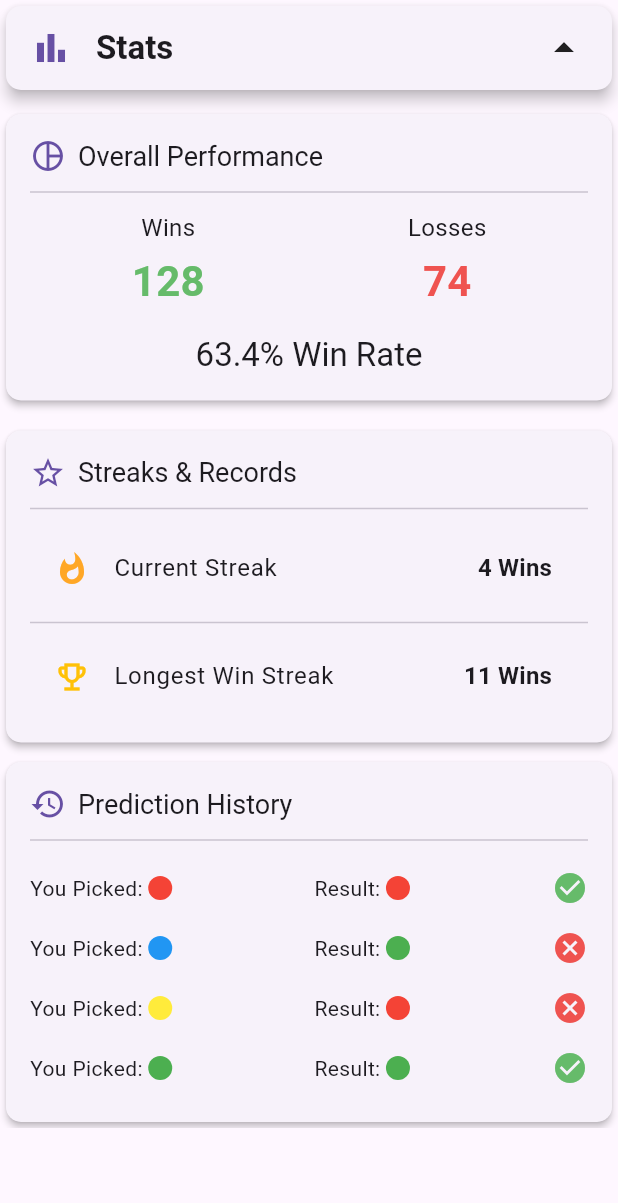
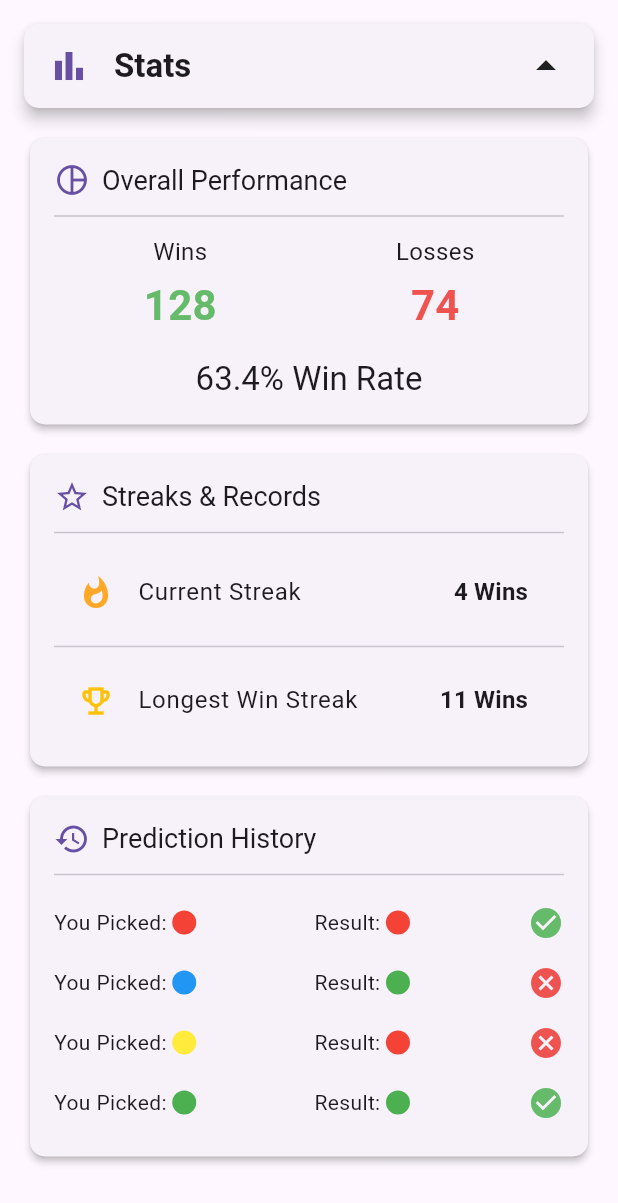
Before and after one commit to sahebbali/Color-Predection-Game-Flutter, a Flutter app: the StatsScreen widget shown alone on an empty page, opened directly, after a tap on "Stats", on a phone screen of 412 x 824 dp. Shown: the top 1203 px of the screen. Run offline on Flutter 3.47's test engine with Material 3 defaults, Android fonts, the phone set to English and light mode, and no system bars; our stand-ins replace flutter_native_splash, get, iconsax.

Commit message:
fixed status screen issue

```diff
--- a/lib/screens/status/screen/status_screen.dart
+++ b/lib/screens/status/screen/status_screen.dart
@@ -47,9 +47,11 @@ class _StatsScreenState extends State<StatsScreen>
   Widget build(BuildContext context) {
     final theme = Theme.of(context);
 
-    return Column(
+    return SingleChildScrollView(
+      child: Column(
         mainAxisSize: MainAxisSize.min,
         children: [_buildHeader(theme), _buildStatsContent(theme)],
+      ),
     );
   }
 
@@ -58,6 +60,7 @@ class _StatsScreenState extends State<StatsScreen>
       onTap: _toggleExpanded,
       child: Card(
         elevation: 4,
+        margin: const EdgeInsets.all(16),
         shape: RoundedRectangleBorder(borderRadius: BorderRadius.circular(10)),
         child: Padding(
           padding: const EdgeInsets.symmetric(horizontal: 16, vertical: 12),
@@ -92,15 +95,13 @@ class _StatsScreenState extends State<StatsScreen>
   }
 
   Widget _buildStatsContent(ThemeData theme) {
-    return AnimatedCrossFade(
+    return AnimatedSize(
       duration: const Duration(milliseconds: 300),
-      crossFadeState: _isExpanded
-          ? CrossFadeState.showSecond
-          : CrossFadeState.showFirst,
-      firstChild: const SizedBox.shrink(),
-      secondChild: Padding(
-        padding: const EdgeInsets.only(top: 8),
+      child: _isExpanded
+          ? Padding(
+              padding: const EdgeInsets.symmetric(horizontal: 16),
               child: Column(
+                mainAxisSize: MainAxisSize.min,
                 children: [
                   _StatCard(
                     title: 'Overall Performance',
@@ -126,7 +127,10 @@ class _StatsScreenState extends State<StatsScreen>
                           ],
                         ),
                         const SizedBox(height: 16),
-                  Text('63.4% Win Rate', style: theme.textTheme.titleLarge),
+                        Text(
+                          '63.4% Win Rate',
+                          style: theme.textTheme.titleLarge,
+                        ),
                       ],
                     ),
                   ),
@@ -167,7 +171,7 @@ class _StatsScreenState extends State<StatsScreen>
                       ],
                     ),
                   ),
-            const SizedBox(height: 5),
+                  const SizedBox(height: 12),
                   _StatCard(
                     title: 'Prediction History',
                     icon: Icons.history,
@@ -197,9 +201,11 @@ class _StatsScreenState extends State<StatsScreen>
                       ],
                     ),
                   ),
+                  const SizedBox(height: 16),
                 ],
               ),
-      ),
+            )
+          : const SizedBox.shrink(),
     );
   }
 }
@@ -295,8 +301,6 @@ class _PredictionHistoryRow extends StatelessWidget {
 
   @override
   Widget build(BuildContext context) {
-    final theme = Theme.of(context);
-
     return Padding(
       padding: const EdgeInsets.symmetric(vertical: 8),
       child: Row(
```
Lines whose indentation alone changed are shown as unchanged.
